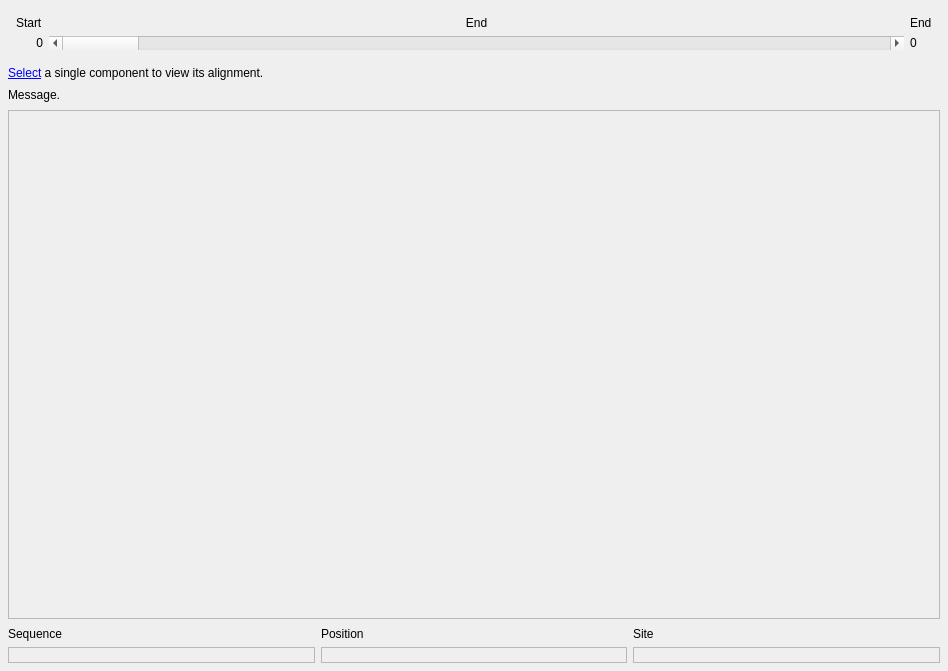
Above: groot_gui/forms/designer/frm_alignment_designer.ui from JMcInerneyLab/groot before the change. Below: the same form after it.
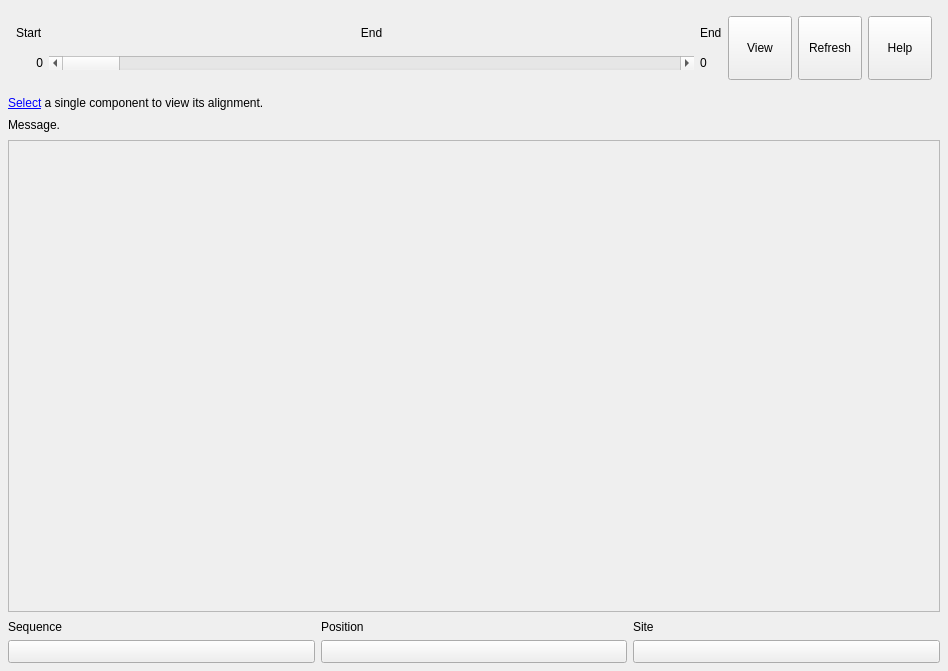
That is the form after the change. Icons and pictures are not drawn.

Commit message: updated readme, gui provides help

What changed in the file:
```diff
--- a/groot_gui/forms/designer/frm_alignment_designer.ui
+++ b/groot_gui/forms/designer/frm_alignment_designer.ui
@@ -120,6 +120,102 @@
         </item>
        </layout>
       </item>
+      <item>
+       <widget class="QToolButton" name="BTN_VIEW_ELSEWHERE">
+        <property name="sizePolicy">
+         <sizepolicy hsizetype="Fixed" vsizetype="Fixed">
+          <horstretch>0</horstretch>
+          <verstretch>0</verstretch>
+         </sizepolicy>
+        </property>
+        <property name="minimumSize">
+         <size>
+          <width>64</width>
+          <height>64</height>
+         </size>
+        </property>
+        <property name="text">
+         <string>View</string>
+        </property>
+        <property name="icon">
+         <iconset resource="../resources/resources.qrc">
+          <normaloff>:/groot/view.svg</normaloff>:/groot/view.svg</iconset>
+        </property>
+        <property name="iconSize">
+         <size>
+          <width>32</width>
+          <height>32</height>
+         </size>
+        </property>
+        <property name="toolButtonStyle">
+         <enum>Qt::ToolButtonTextUnderIcon</enum>
+        </property>
+       </widget>
+      </item>
+      <item>
+       <widget class="QToolButton" name="BTN_REFRESH">
+        <property name="sizePolicy">
+         <sizepolicy hsizetype="Fixed" vsizetype="Fixed">
+          <horstretch>0</horstretch>
+          <verstretch>0</verstretch>
+         </sizepolicy>
+        </property>
+        <property name="minimumSize">
+         <size>
+          <width>64</width>
+          <height>64</height>
+         </size>
+        </property>
+        <property name="text">
+         <string>Refresh</string>
+        </property>
+        <property name="icon">
+         <iconset resource="../resources/resources.qrc">
+          <normaloff>:/groot/refresh.svg</normaloff>:/groot/refresh.svg</iconset>
+        </property>
+        <property name="iconSize">
+         <size>
+          <width>32</width>
+          <height>32</height>
+         </size>
+        </property>
+        <property name="toolButtonStyle">
+         <enum>Qt::ToolButtonTextUnderIcon</enum>
+        </property>
+       </widget>
+      </item>
+      <item>
+       <widget class="QToolButton" name="BTN_HELP">
+        <property name="sizePolicy">
+         <sizepolicy hsizetype="Fixed" vsizetype="Fixed">
+          <horstretch>0</horstretch>
+          <verstretch>0</verstretch>
+         </sizepolicy>
+        </property>
+        <property name="minimumSize">
+         <size>
+          <width>64</width>
+          <height>64</height>
+         </size>
+        </property>
+        <property name="text">
+         <string>Help</string>
+        </property>
+        <property name="icon">
+         <iconset resource="../resources/resources.qrc">
+          <normaloff>:/groot/help.svg</normaloff>:/groot/help.svg</iconset>
+        </property>
+        <property name="iconSize">
+         <size>
+          <width>32</width>
+          <height>32</height>
+         </size>
+        </property>
+        <property name="toolButtonStyle">
+         <enum>Qt::ToolButtonTextUnderIcon</enum>
+        </property>
+       </widget>
+      </item>
      </layout>
     </widget>
    </item>
@@ -157,7 +253,7 @@
         <x>0</x>
         <y>0</y>
         <width>930</width>
-        <height>487</height>
+        <height>459</height>
        </rect>
       </property>
       <layout class="QGridLayout" name="GRID_MAIN">
@@ -201,13 +297,10 @@
       <property name="bottomMargin">
        <number>0</number>
       </property>
-      <item row="1" column="1">
-       <widget class="QLabel" name="LBL_POSITION">
-        <property name="frameShape">
-         <enum>QFrame::StyledPanel</enum>
-        </property>
+      <item row="0" column="2">
+       <widget class="QLabel" name="LBL_INFO_5">
         <property name="text">
-         <string/>
+         <string>Site</string>
         </property>
        </widget>
       </item>
@@ -226,30 +319,63 @@
        </widget>
       </item>
       <item row="1" column="0">
-       <widget class="QLabel" name="LBL_SEQUENCE">
-        <property name="frameShape">
-         <enum>QFrame::StyledPanel</enum>
+       <widget class="QToolButton" name="BTN_SEQUENCE">
+        <property name="sizePolicy">
+         <sizepolicy hsizetype="Expanding" vsizetype="Fixed">
+          <horstretch>0</horstretch>
+          <verstretch>0</verstretch>
+         </sizepolicy>
         </property>
         <property name="text">
          <string/>
         </property>
+        <property name="icon">
+         <iconset resource="../resources/resources.qrc">
+          <normaloff>:/groot/black_gene.svg</normaloff>:/groot/black_gene.svg</iconset>
+        </property>
+        <property name="toolButtonStyle">
+         <enum>Qt::ToolButtonTextBesideIcon</enum>
+        </property>
        </widget>
       </item>
-      <item row="0" column="2">
-       <widget class="QLabel" name="LBL_INFO_5">
+      <item row="1" column="1">
+       <widget class="QToolButton" name="BTN_POSITION">
+        <property name="sizePolicy">
+         <sizepolicy hsizetype="Expanding" vsizetype="Fixed">
+          <horstretch>0</horstretch>
+          <verstretch>0</verstretch>
+         </sizepolicy>
+        </property>
         <property name="text">
-         <string>Site</string>
+         <string/>
+        </property>
+        <property name="icon">
+         <iconset resource="../resources/resources.qrc">
+          <normaloff>:/groot/black_domain.svg</normaloff>:/groot/black_domain.svg</iconset>
+        </property>
+        <property name="toolButtonStyle">
+         <enum>Qt::ToolButtonTextBesideIcon</enum>
         </property>
        </widget>
       </item>
       <item row="1" column="2">
-       <widget class="QLabel" name="LBL_SITE">
-        <property name="frameShape">
-         <enum>QFrame::StyledPanel</enum>
+       <widget class="QToolButton" name="BTN_SITE">
+        <property name="sizePolicy">
+         <sizepolicy hsizetype="Expanding" vsizetype="Fixed">
+          <horstretch>0</horstretch>
+          <verstretch>0</verstretch>
+         </sizepolicy>
         </property>
         <property name="text">
          <string/>
         </property>
+        <property name="icon">
+         <iconset resource="../resources/resources.qrc">
+          <normaloff>:/groot/black_alignment.svg</normaloff>:/groot/black_alignment.svg</iconset>
+        </property>
+        <property name="toolButtonStyle">
+         <enum>Qt::ToolButtonTextBesideIcon</enum>
+        </property>
        </widget>
       </item>
      </layout>
```
The commit also changes 73 other files.
